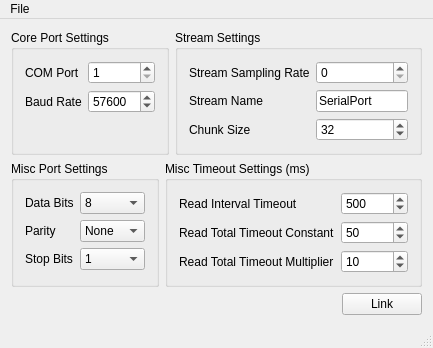
Qt form mainwindow.ui (labstreaminglayer/App-SerialPort) before a commit.
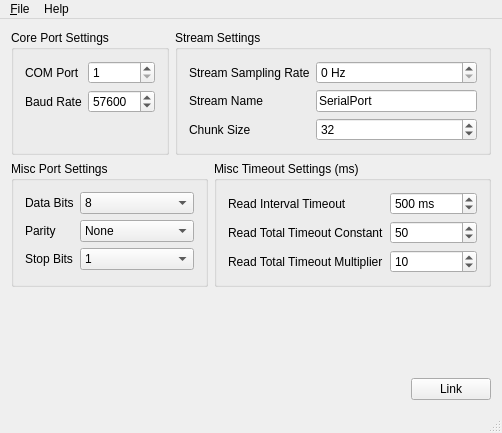
The same form after that commit.

Diff of the .ui file:
```diff
--- a/mainwindow.ui
+++ b/mainwindow.ui
@@ -9,8 +9,8 @@
    <rect>
     <x>0</x>
     <y>0</y>
-    <width>415</width>
-    <height>333</height>
+    <width>502</width>
+    <height>433</height>
    </rect>
   </property>
   <property name="windowTitle">
@@ -78,9 +78,6 @@
          <string>Stream Settings</string>
         </property>
         <layout class="QFormLayout" name="formLayout_2">
-         <property name="fieldGrowthPolicy">
-          <enum>QFormLayout::AllNonFixedFieldsGrow</enum>
-         </property>
          <item row="0" column="0">
           <widget class="QLabel" name="label">
            <property name="text">
@@ -93,6 +90,9 @@
            <property name="toolTip">
             <string>Set this to a non-zero value if you know the sampling rate.</string>
            </property>
+           <property name="suffix">
+            <string> Hz</string>
+           </property>
            <property name="minimum">
             <number>0</number>
            </property>
@@ -294,8 +294,8 @@
          </item>
          <item row="0" column="1">
           <widget class="QSpinBox" name="readIntervalTimeout">
-           <property name="toolTip">
-            <string>Maximum time that may pass between two bytes </string>
+           <property name="suffix">
+            <string> ms</string>
            </property>
            <property name="maximum">
             <number>10000000</number>
@@ -394,20 +394,27 @@
     <rect>
      <x>0</x>
      <y>0</y>
-     <width>415</width>
-     <height>18</height>
+     <width>502</width>
+     <height>30</height>
     </rect>
    </property>
    <widget class="QMenu" name="menuFile">
     <property name="title">
-     <string>File</string>
+     <string>&amp;File</string>
     </property>
     <addaction name="actionLoad_Configuration"/>
     <addaction name="actionSave_Configuration"/>
     <addaction name="separator"/>
-    <addaction name="actionQuit_2"/>
+    <addaction name="actionQuit"/>
+   </widget>
+   <widget class="QMenu" name="menuAbout">
+    <property name="title">
+     <string>Help</string>
+    </property>
+    <addaction name="actionAbout"/>
    </widget>
    <addaction name="menuFile"/>
+   <addaction name="menuAbout"/>
   </widget>
   <widget class="QStatusBar" name="statusBar"/>
   <action name="actionLoad_Configuration">
```
Left out of the diff: 24 changed lines with no effect on the pictures.
